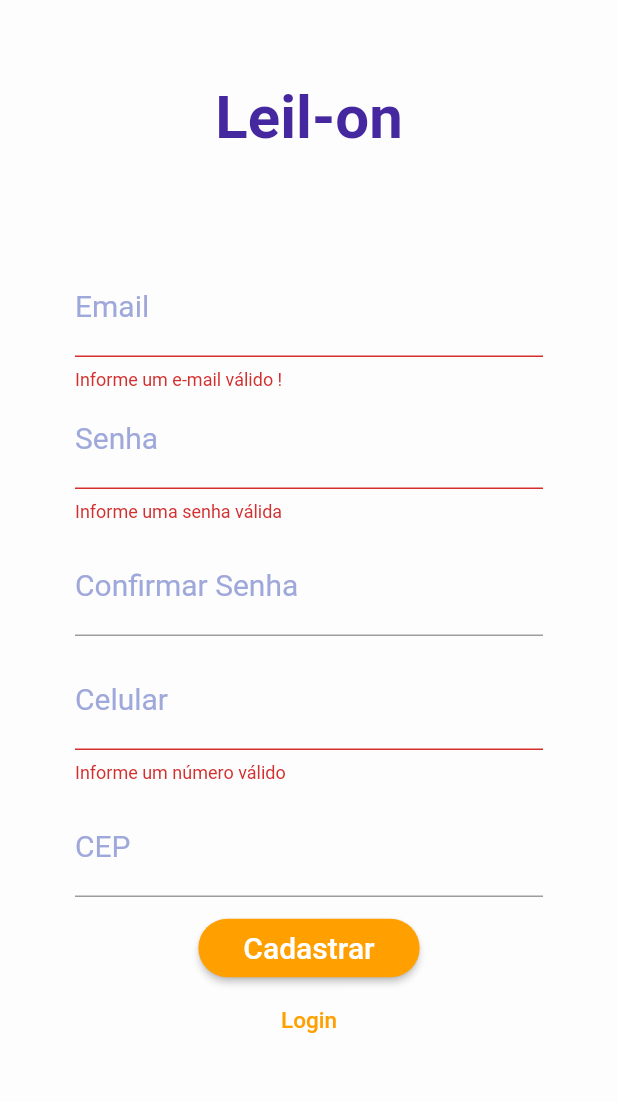
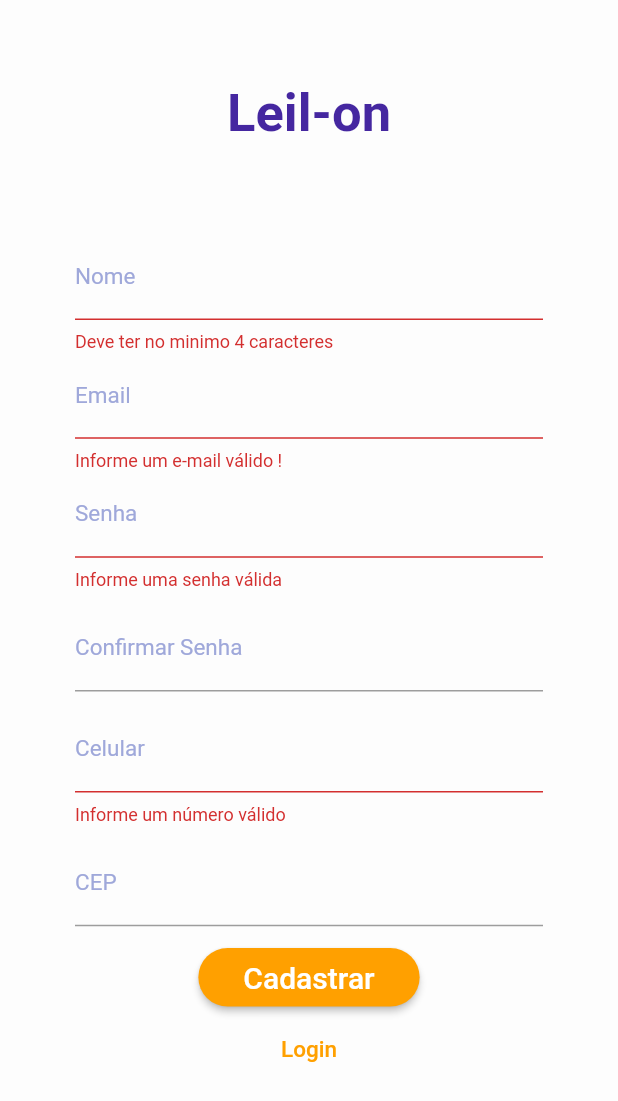
Before and after one commit to ICEI-PUC-Minas-PPLES-TI/plf-es-2021-1-ti5-6702100-leil-on, a Flutter app: the screen it shows after launch, after a tap on "Entrar", after a tap on "Cadastro", after a tap on "Cadastrar", on a phone screen of 412 x 824 dp. Shown: the top 1101 px of the screen. Run offline on Flutter 3.47's test engine with Material 2 defaults, Android fonts, the phone set to English and light mode, and no system bars.

Commit message:
atualizacao do cadastro

```diff
--- a/codigo/front-end/Leil_on/lib/controller/autenticacao.dart
+++ b/codigo/front-end/Leil_on/lib/controller/autenticacao.dart
@@ -7,11 +7,13 @@ class Autenticacao with ChangeNotifier {
   String _token;
 
   bool get isAuth {
+    print("eh consultado");
     return _token != null;
   }
 
   String get token {
     if (_token != null) {
+      print("token aqui : " + _token);
       return _token;
     } else {
       return null;
@@ -30,7 +32,7 @@ class Autenticacao with ChangeNotifier {
       },
       body: json.encode(
         {
-          "name": "name",
+          "name": nome,
           "password": senha,
           "email": email,
           "cep": cep,
@@ -65,9 +67,10 @@ class Autenticacao with ChangeNotifier {
     if (responseBody['msg'] != null) {
       print(' dentro ${responseBody['msg']}');
     } else {
+      _token = responseBody['token'];
       notifyListeners();
     }
-    _token = responseBody['token'];
+
     return Future.value();
   }
 
--- a/codigo/front-end/Leil_on/lib/main.dart
+++ b/codigo/front-end/Leil_on/lib/main.dart
@@ -1,5 +1,8 @@
 import 'package:Leil_on/controller/autenticacao.dart';
+import 'package:Leil_on/utils/app_routes.dart';
+import 'package:Leil_on/utils/authOrUser.dart';
 import 'package:Leil_on/view/acesso.dart';
+import 'package:Leil_on/view/dashBoardUser.dart';
 import 'package:flutter/material.dart';
 import 'package:provider/provider.dart';
 
@@ -24,8 +27,12 @@ class MyApp extends StatelessWidget {
             primarySwatch: Colors.blue,
             visualDensity: VisualDensity.adaptivePlatformDensity,
           ),
-        home: Acesso(),
-      ),
+          //home: Acesso(),
+          routes: {
+            AppRoutes.AUTHOUUSER: (ctx) => AuthOrUser(),
+            AppRoutes.LOGIN: (ctx) => Acesso(),
+            AppRoutes.USERVIEW: (ctx) => Saudacao(),
+          }),
     );
   }
 }
--- a/codigo/front-end/Leil_on/lib/view/acesso.dart
+++ b/codigo/front-end/Leil_on/lib/view/acesso.dart
@@ -141,6 +141,8 @@ class _AcessoState extends State<Acesso> {
                 height: MediaQuery.of(context).size.height * 0.9,
                 child: Form(
                   key: _form,
+                  child: SingleChildScrollView(
+                    scrollDirection: Axis.vertical,
                     child: Column(
                       crossAxisAlignment: CrossAxisAlignment.center,
                       children: <Widget>[
@@ -150,15 +152,41 @@ class _AcessoState extends State<Acesso> {
                             'Leil-on',
                             style: TextStyle(
                               color: Colors.deepPurple[800],
-                            fontSize: 40,
+                              fontSize: 35,
                               fontWeight: FontWeight.bold,
                             ),
                           ),
                         ),
                         SizedBox(
-                        height: 60,
+                          height: 50,
                         ),
                         //    if (_authMode == AuthMode.Signup)
+                        ehLogin
+                            ? SizedBox(
+                                height: 10,
+                              )
+                            : TextFormField(
+                                keyboardType: TextInputType.text,
+                                decoration: InputDecoration(
+                                  labelText: "Nome",
+                                  labelStyle: TextStyle(
+                                    color: Colors.indigo[200],
+                                    fontWeight: FontWeight.w400,
+                                    fontSize: ehLogin ? 20 : 15,
+                                  ),
+                                ),
+                                style: TextStyle(
+                                  fontSize: ehLogin ? 20 : 15,
+                                ),
+                                validator: (value) {
+                                  if (value.isEmpty || value.length < 4) {
+                                    return 'Deve ter no minimo 4 caracteres';
+                                  }
+                                  return null;
+                                },
+                                onSaved: (value) => _authData['nome'] = value,
+                              ),
+
                         TextFormField(
                           keyboardType: TextInputType.emailAddress,
                           decoration: InputDecoration(
@@ -166,11 +194,11 @@ class _AcessoState extends State<Acesso> {
                             labelStyle: TextStyle(
                               color: Colors.indigo[200],
                               fontWeight: FontWeight.w400,
-                            fontSize: 20,
+                              fontSize: ehLogin ? 20 : 15,
                             ),
                           ),
                           style: TextStyle(
-                          fontSize: 20,
+                            fontSize: ehLogin ? 20 : 15,
                           ),
                           validator: (value) {
                             if (value.isEmpty || !value.contains('@')) {
@@ -188,7 +216,7 @@ class _AcessoState extends State<Acesso> {
                             labelStyle: TextStyle(
                               color: Colors.indigo[200],
                               fontWeight: FontWeight.w400,
-                            fontSize: 20,
+                              fontSize: ehLogin ? 20 : 15,
                             ),
                           ),
                           validator: (value) {
@@ -199,7 +227,7 @@ class _AcessoState extends State<Acesso> {
                           },
                           onSaved: (value) => _authData['senha'] = value,
                           style: TextStyle(
-                          fontSize: 20,
+                            fontSize: ehLogin ? 20 : 15,
                           ),
                         ),
                         SizedBox(
@@ -217,11 +245,11 @@ class _AcessoState extends State<Acesso> {
                                   labelStyle: TextStyle(
                                     color: Colors.indigo[200],
                                     fontWeight: FontWeight.w400,
-                                  fontSize: 20,
+                                    fontSize: 15,
                                   ),
                                 ),
                                 style: TextStyle(
-                                fontSize: 20,
+                                  fontSize: 15,
                                 ),
                                 /*  onSaved: (value) =>
                                 _authData['confirmacao'] = value,*/
@@ -240,12 +268,12 @@ class _AcessoState extends State<Acesso> {
                                   labelStyle: TextStyle(
                                     color: Colors.indigo[200],
                                     fontWeight: FontWeight.w400,
-                                  fontSize: 20,
+                                    fontSize: 15,
                                   ),
                                 ),
                                 //controller: _senhaController,
                                 style: TextStyle(
-                                fontSize: 20,
+                                  fontSize: 15,
                                 ),
                                 validator: (value) {
                                   if (value.isEmpty || value.length < 11) {
@@ -253,7 +281,8 @@ class _AcessoState extends State<Acesso> {
                                   }
                                   return null;
                                 },
-                              onSaved: (value) => _authData['celular'] = value,
+                                onSaved: (value) =>
+                                    _authData['celular'] = value,
                               ),
                         SizedBox(height: 10),
                         ehLogin
@@ -268,11 +297,11 @@ class _AcessoState extends State<Acesso> {
                                   labelStyle: TextStyle(
                                     color: Colors.indigo[200],
                                     fontWeight: FontWeight.w400,
-                                  fontSize: 20,
+                                    fontSize: 15,
                                   ),
                                 ),
                                 style: TextStyle(
-                                fontSize: 20,
+                                  fontSize: 15,
                                 ),
                                 onSaved: (value) => _authData['CEP'] = value,
                               ),
@@ -314,6 +343,7 @@ class _AcessoState extends State<Acesso> {
                     ),
                   ),
                 ),
+              ),
             ],
           ),
         ),
--- a/codigo/front-end/Leil_on/lib/view/dashBoardUser.dart
+++ b/codigo/front-end/Leil_on/lib/view/dashBoardUser.dart
@@ -5,9 +5,18 @@ class Saudacao extends StatelessWidget {
 
   @override
   Widget build(BuildContext context) {
-    return Container(
-      child: Text('Bem vindo'),
-      alignment: Alignment.center,
+    return Scaffold(
+      body: Container(
+        color: Colors.grey[200],
+        child: Text(
+          'Bem vindo Pedro',
+          style: TextStyle(
+            color: Colors.amber[300],
+            fontSize: 50.0,
+          ),
+        ),
+        alignment: Alignment.center,
+      ),
     );
   }
 }
```
Lines whose indentation alone changed are shown as unchanged.
